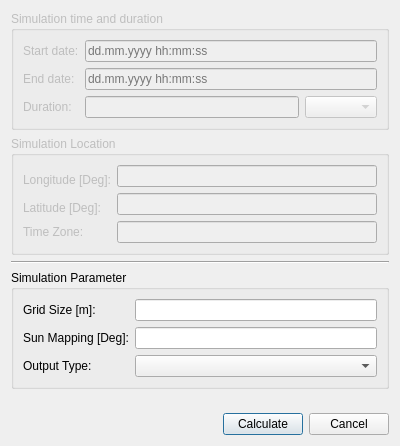
First picture: the form in SIM-VICUS/src/SVShadingCalculationDialog.ui, repository ghorwin/SIM-VICUS, before the edit.
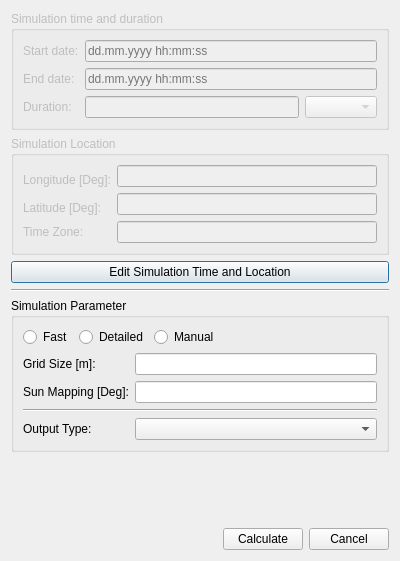
Second picture: the form after the edit. Custom widgets are drawn as their Qt base class.

Commit message: Added Radio Buttons

Patch:
```diff
--- a/SIM-VICUS/src/SVShadingCalculationDialog.ui
+++ b/SIM-VICUS/src/SVShadingCalculationDialog.ui
@@ -7,7 +7,7 @@
     <x>0</x>
     <y>0</y>
     <width>400</width>
-    <height>446</height>
+    <height>561</height>
    </rect>
   </property>
   <property name="windowTitle">
@@ -129,6 +129,13 @@
      </layout>
     </widget>
    </item>
+   <item>
+    <widget class="QPushButton" name="pushButtonChangeTime">
+     <property name="text">
+      <string>Edit Simulation Time and Location</string>
+     </property>
+    </widget>
+   </item>
    <item>
     <widget class="Line" name="line">
      <property name="orientation">
@@ -142,27 +149,65 @@
       <string>Simulation Parameter</string>
      </property>
      <layout class="QGridLayout" name="gridLayout">
-      <item row="1" column="1">
-       <widget class="QtExt::ValidatingLineEdit" name="lineEditSunCone"/>
-      </item>
       <item row="1" column="0">
-       <widget class="QLabel" name="label_4">
-        <property name="text">
-         <string>Sun Mapping [Deg]:</string>
-        </property>
-       </widget>
-      </item>
-      <item row="0" column="0">
        <widget class="QLabel" name="label_3">
         <property name="text">
          <string>Grid Size [m]:</string>
         </property>
        </widget>
       </item>
-      <item row="0" column="1">
+      <item row="1" column="1">
        <widget class="QtExt::ValidatingLineEdit" name="lineEditGridSize"/>
       </item>
+      <item row="0" column="0" colspan="2">
+       <layout class="QHBoxLayout" name="horizontalLayout_3">
+        <item>
+         <widget class="QRadioButton" name="radioButtonFast">
+          <property name="text">
+           <string>Fast</string>
+          </property>
+         </widget>
+        </item>
+        <item>
+         <widget class="QRadioButton" name="radioButtonDetailed">
+          <property name="text">
+           <string>Detailed</string>
+          </property>
+         </widget>
+        </item>
+        <item>
+         <widget class="QRadioButton" name="radioButtonManual">
+          <property name="text">
+           <string>Manual</string>
+          </property>
+         </widget>
+        </item>
+        <item>
+         <spacer name="horizontalSpacer_2">
+          <property name="orientation">
+           <enum>Qt::Horizontal</enum>
+          </property>
+          <property name="sizeHint" stdset="0">
+           <size>
+            <width>40</width>
+            <height>20</height>
+           </size>
+          </property>
+         </spacer>
+        </item>
+       </layout>
+      </item>
       <item row="2" column="0">
+       <widget class="QLabel" name="label_4">
+        <property name="text">
+         <string>Sun Mapping [Deg]:</string>
+        </property>
+       </widget>
+      </item>
+      <item row="4" column="1">
+       <widget class="QComboBox" name="comboBoxFileType"/>
+      </item>
+      <item row="4" column="0">
        <widget class="QLabel" name="label_7">
         <property name="text">
          <string>Output Type:</string>
@@ -170,7 +215,14 @@
        </widget>
       </item>
       <item row="2" column="1">
-       <widget class="QComboBox" name="comboBoxFileType"/>
+       <widget class="QtExt::ValidatingLineEdit" name="lineEditSunCone"/>
+      </item>
+      <item row="3" column="0" colspan="2">
+       <widget class="Line" name="line_2">
+        <property name="orientation">
+         <enum>Qt::Horizontal</enum>
+        </property>
+       </widget>
       </item>
      </layout>
     </widget>
```
